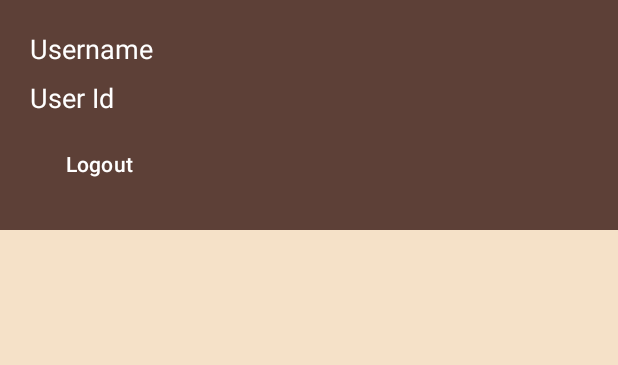
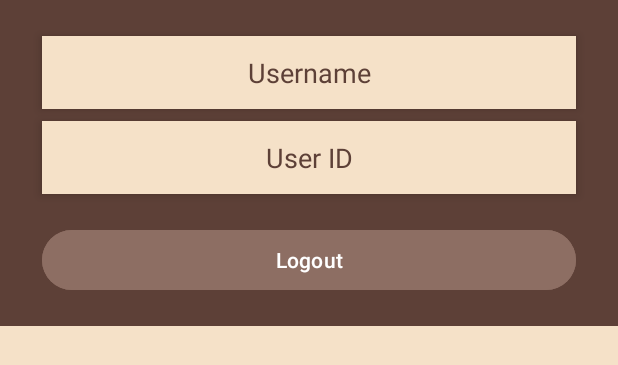
Before and after one commit to shreyash1224/Clarity, an Android app: the layout nav_header.xml on its own in the app's theme, with its tools: preview values and no code run, on a phone screen of 412 x 824 dp. Shown: the top 365 px of the screen. Run offline under Robolectric (Android 15) with nearby library versions, the phone set to English and light mode, and no system bars.

Commit message:
Updating nav_header and drawer_menu

```diff
--- a/app/src/main/java/com/example/clarity/DiaryPageActivity.java
+++ b/app/src/main/java/com/example/clarity/DiaryPageActivity.java
@@ -5,6 +5,7 @@ import android.database.sqlite.SQLiteDatabase;
 import android.database.sqlite.SQLiteException;
 import android.os.Bundle;
 import android.util.Log;
+import android.view.MenuItem;
 import android.view.View;
 import android.widget.EditText;
 import android.widget.Toast;
@@ -114,4 +115,11 @@ public class DiaryPageActivity extends AppCompatActivity {
     }
 
 
+    public void onHomeClick(MenuItem item) {
+        Toast.makeText(this, "Home clicked.", Toast.LENGTH_SHORT).show();
+    }
+
+    public void onSettingsClick(MenuItem item) {
+        Toast.makeText(this, "Settings clicked.", Toast.LENGTH_SHORT).show();
+    }
 }
--- a/app/src/main/res/layout/nav_header.xml
+++ b/app/src/main/res/layout/nav_header.xml
@@ -3,7 +3,7 @@
     android:layout_width="match_parent"
     android:layout_height="wrap_content"
     android:orientation="vertical"
-    android:gravity="center_vertical"
+    android:gravity="start"
     android:padding="20dp"
     android:background="@color/brown_toolbar"
     android:fitsSystemWindows="true">
@@ -13,25 +13,42 @@
         android:layout_width="match_parent"
         android:layout_height="wrap_content"
         android:text="Username"
+        android:background="@color/beige_light"
         android:textSize="18sp"
-    android:textColor="@color/white"
-    android:paddingBottom="8dp"/>
+        android:textColor="@color/brown_text"
+        android:padding="12dp"
+        android:layout_marginBottom="8dp"
+        android:gravity="center"
+        android:layout_marginTop="4dp"
+        android:layout_marginHorizontal="8dp"
+        android:backgroundTint="@color/beige_light"
+        android:elevation="4dp"/>
 
     <TextView
         android:id="@+id/tvUserId"
         android:layout_width="match_parent"
         android:layout_height="wrap_content"
-    android:text="User Id"
+        android:text="User ID"
+        android:background="@color/beige_light"
         android:textSize="18sp"
-    android:textColor="@color/white"
-    android:paddingBottom="8dp"/>
+        android:textColor="@color/brown_text"
+        android:padding="12dp"
+        android:gravity="center"
+        android:layout_marginBottom="12dp"
+        android:layout_marginHorizontal="8dp"
+        android:backgroundTint="@color/beige_light"
+        android:elevation="4dp"/>
 
     <Button
         android:id="@+id/bNhLogout"
-    android:layout_width="wrap_content"
+        android:layout_width="match_parent"
         android:layout_height="wrap_content"
         android:text="Logout"
-    android:background="@color/brown_fab"
         android:textColor="@color/white"
+        android:backgroundTint="@color/brown_light"
+        android:padding="10dp"
+        android:layout_marginHorizontal="8dp"
+        android:layout_marginTop="8dp"
+        android:elevation="6dp"
         android:onClick="logout"/>
 </LinearLayout>
--- a/app/src/main/res/menu/drawer_menu.xml
+++ b/app/src/main/res/menu/drawer_menu.xml
@@ -4,11 +4,15 @@
     <item
         android:id="@+id/nav_home"
         android:title="Home"
-        android:icon="@android:drawable/ic_menu_view" />
+        android:icon="@android:drawable/ic_menu_view"
+        android:onClick="onHomeClick"
+        />
 
     <item
         android:id="@+id/nav_settings"
         android:title="Settings"
-        android:icon="@android:drawable/ic_menu_preferences" />
+        android:icon="@android:drawable/ic_menu_preferences"
+        android:onClick="onSettingsClick"
+        />
 
 </menu>
```
Lines whose indentation alone changed are shown as unchanged.
